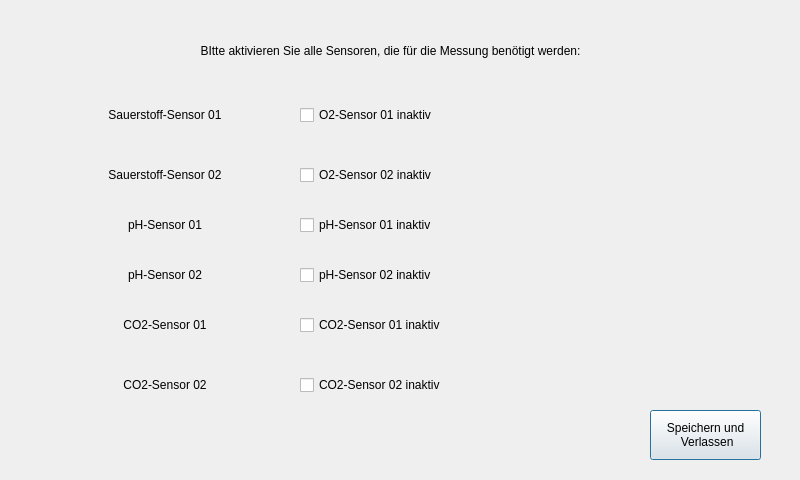
CalamariFritti/DesktopUiQt, file dialog.ui: the form before one commit.
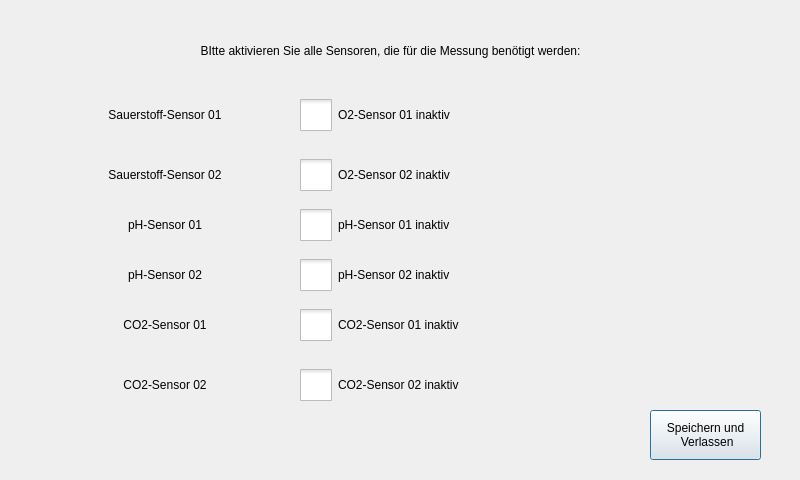
The form after the commit.

Diff of the .ui file:
```diff
--- a/dialog.ui
+++ b/dialog.ui
@@ -71,6 +71,12 @@
      <height>50</height>
     </rect>
    </property>
+   <property name="styleSheet">
+    <string notr="true">QCheckBox::indicator {
+     width: 32px;
+     height: 32px;
+}</string>
+   </property>
    <property name="text">
     <string>O2-Sensor 01 inaktiv </string>
    </property>
@@ -100,6 +106,12 @@
      <height>50</height>
     </rect>
    </property>
+   <property name="styleSheet">
+    <string notr="true">QCheckBox::indicator {
+     width: 32px;
+     height: 32px;
+}</string>
+   </property>
    <property name="text">
     <string>CO2-Sensor 01 inaktiv </string>
    </property>
@@ -113,6 +125,12 @@
      <height>50</height>
     </rect>
    </property>
+   <property name="styleSheet">
+    <string notr="true">QCheckBox::indicator {
+     width: 32px;
+     height: 32px;
+}</string>
+   </property>
    <property name="text">
     <string>pH-Sensor 01 inaktiv </string>
    </property>
@@ -142,6 +160,12 @@
      <height>50</height>
     </rect>
    </property>
+   <property name="styleSheet">
+    <string notr="true">QCheckBox::indicator {
+     width: 32px;
+     height: 32px;
+}</string>
+   </property>
    <property name="text">
     <string>O2-Sensor 02 inaktiv </string>
    </property>
@@ -171,9 +195,21 @@
      <height>50</height>
     </rect>
    </property>
+   <property name="styleSheet">
+    <string notr="true">QCheckBox::indicator {
+     width: 32px;
+     height: 32px;
+}</string>
+   </property>
    <property name="text">
     <string>CO2-Sensor 02 inaktiv </string>
    </property>
+   <property name="iconSize">
+    <size>
+     <width>16</width>
+     <height>16</height>
+    </size>
+   </property>
   </widget>
   <widget class="QLabel" name="label_4">
    <property name="geometry">
@@ -200,6 +236,12 @@
      <height>50</height>
     </rect>
    </property>
+   <property name="styleSheet">
+    <string notr="true">QCheckBox::indicator {
+     width: 32px;
+     height: 32px;
+}</string>
+   </property>
    <property name="text">
     <string>pH-Sensor 02 inaktiv </string>
    </property>
```
